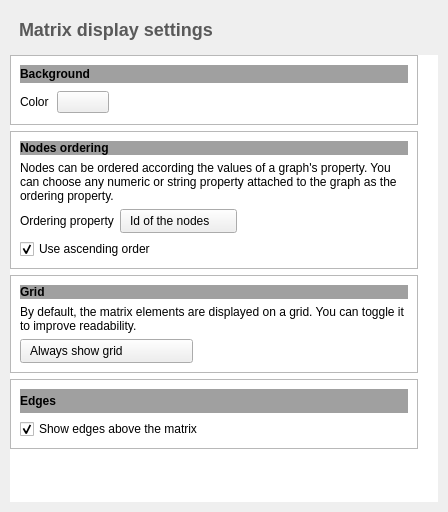
Old version of the form plugins/view/MatrixView/MatrixViewConfigurationWidget.ui in the repository vadivelselvaraj/TulipGLImprovement.
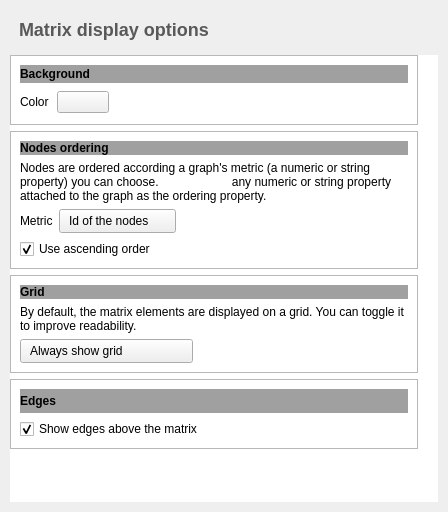
New version of the form. Icons and pictures are not drawn. Custom widgets are drawn as their Qt base class.

Commit message: typo fixes: use Options instead of Settings

Diff of the .ui file:
```diff
--- a/plugins/view/MatrixView/MatrixViewConfigurationWidget.ui
+++ b/plugins/view/MatrixView/MatrixViewConfigurationWidget.ui
@@ -106,7 +106,7 @@
 		 color: #595959;</string>
         </property>
         <property name="text">
-         <string>&lt;font size=&quot;5&quot;&gt;Matrix display settings&lt;/font&gt;</string>
+         <string>&lt;font size=&quot;5&quot;&gt;Matrix display options&lt;/font&gt;</string>
         </property>
        </widget>
       </item>
@@ -285,7 +285,7 @@
              </sizepolicy>
             </property>
             <property name="text">
-             <string>Nodes can be ordered according the values of a graph's property. You can choose any numeric or string property attached to the graph as the ordering property.</string>
+             <string>Nodes are ordered according a graph's metric (a numeric or string property) you can choose.                      any numeric or string property attached to the graph as the ordering property.</string>
             </property>
             <property name="wordWrap">
              <bool>true</bool>
@@ -307,7 +307,7 @@
              <item>
               <widget class="QLabel" name="label">
                <property name="text">
-                <string>Ordering property</string>
+                <string>Metric</string>
                </property>
               </widget>
              </item>
```
Left out of the diff: 2 changed lines with no effect on the pictures. The commit also changes 2 other files.
